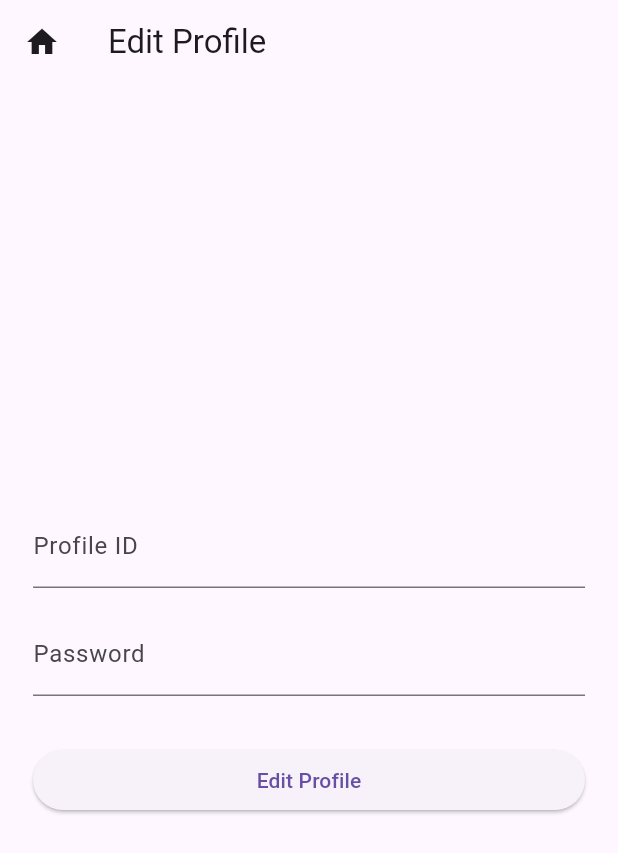
After one commit to richardchui/personal_profile, a Flutter app: the EnterEditIdScreen screen opened by its route, on a phone screen of 412 x 824 dp. The commit adds this screen. Shown: the top 853 px of the screen. Run offline on Flutter 3.47's test engine with Material 3 defaults, Android fonts, the phone set to English and light mode, and no system bars; our stand-ins replace flutter_dotenv, go_router, supabase_flutter; accounts and stored records are empty.

Commit message:
Added edit profile function

```diff
--- a/lib/router.dart
+++ b/lib/router.dart
@@ -5,6 +5,7 @@ import 'package:personal_profile/screens/create_profile_screen.dart';
 import 'package:personal_profile/screens/view_profile_screen.dart';
 import 'package:personal_profile/screens/edit_profile_screen.dart';
 import 'package:personal_profile/screens/enter_profile_id_screen.dart';
+import 'package:personal_profile/screens/enter_edit_id_screen.dart';
 
 final router = GoRouter(
   initialLocation: '/',
@@ -22,6 +23,10 @@ final router = GoRouter(
       builder: (context, state) => const EnterProfileIdScreen(),
     ),
     GoRoute(
+      path: '/edit-id',
+      builder: (context, state) => const EnterEditIdScreen(),
+    ),
+    GoRoute(
       path: '/view/:id',
       builder: (context, state) => ViewProfileScreen(
         id: state.pathParameters['id']!,
--- /dev/null
+++ b/lib/screens/enter_edit_id_screen.dart
@@ -0,0 +1,121 @@
+import 'package:flutter/material.dart';
+import 'package:go_router/go_router.dart';
+import 'package:personal_profile/l10n/app_localizations.dart';
+import 'package:personal_profile/services/supabase_service.dart';
+
+class EnterEditIdScreen extends StatefulWidget {
+  const EnterEditIdScreen({super.key});
+
+  @override
+  State<EnterEditIdScreen> createState() => _EnterEditIdScreenState();
+}
+
+class _EnterEditIdScreenState extends State<EnterEditIdScreen> {
+  final _idController = TextEditingController();
+  final _passwordController = TextEditingController();
+  bool _isLoading = false;
+  String? _error;
+
+  @override
+  void dispose() {
+    _idController.dispose();
+    _passwordController.dispose();
+    super.dispose();
+  }
+
+  void _onEditProfile() async {
+    if (_idController.text.isEmpty || _passwordController.text.isEmpty) return;
+
+    setState(() {
+      _isLoading = true;
+      _error = null;
+    });
+
+    try {
+      final service = SupabaseService();
+      final valid = await service.validateCredentials(
+        _idController.text,
+        _passwordController.text,
+      );
+
+      if (!mounted) return;
+
+      if (valid) {
+        context.go('/edit/${_idController.text}');
+      } else {
+        final l10n = AppLocalizations.of(context)!;
+        setState(() {
+          _error = l10n.invalidCredentials;
+        });
+      }
+    } catch (e) {
+      if (!mounted) return;
+
+      final l10n = AppLocalizations.of(context)!;
+      setState(() {
+        _error = l10n.updateFailed;
+      });
+    } finally {
+      if (mounted) {
+        setState(() {
+          _isLoading = false;
+        });
+      }
+    }
+  }
+
+  @override
+  Widget build(BuildContext context) {
+    final l10n = AppLocalizations.of(context)!;
+
+    return Scaffold(
+      appBar: AppBar(
+        title: Text(l10n.editProfile),
+        leading: IconButton(
+          icon: const Icon(Icons.home),
+          onPressed: () => context.go('/'),
+        ),
+      ),
+      body: Center(
+        child: ConstrainedBox(
+          constraints: const BoxConstraints(maxWidth: 400),
+          child: Padding(
+            padding: const EdgeInsets.all(16.0),
+            child: Column(
+              mainAxisAlignment: MainAxisAlignment.center,
+              children: [
+                TextField(
+                  controller: _idController,
+                  decoration: InputDecoration(
+                    labelText: l10n.profileId,
+                    errorText: _error,
+                  ),
+                  enabled: !_isLoading,
+                ),
+                const SizedBox(height: 16),
+                TextField(
+                  controller: _passwordController,
+                  decoration: InputDecoration(
+                    labelText: l10n.password,
+                  ),
+                  obscureText: true,
+                  enabled: !_isLoading,
+                ),
+                const SizedBox(height: 32),
+                SizedBox(
+                  width: double.infinity,
+                  child: ElevatedButton(
+                    onPressed: _isLoading ? null : _onEditProfile,
+                    child: _isLoading
+                        ? const CircularProgressIndicator()
+                        : Text(l10n.editProfile),
+                  ),
+                ),
+              ],
+            ),
+          ),
+        ),
+      ),
+    );
+  }
+}
```
Also changed, not shown: lib/screens/home_screen.dart (+8 -0 lines).
